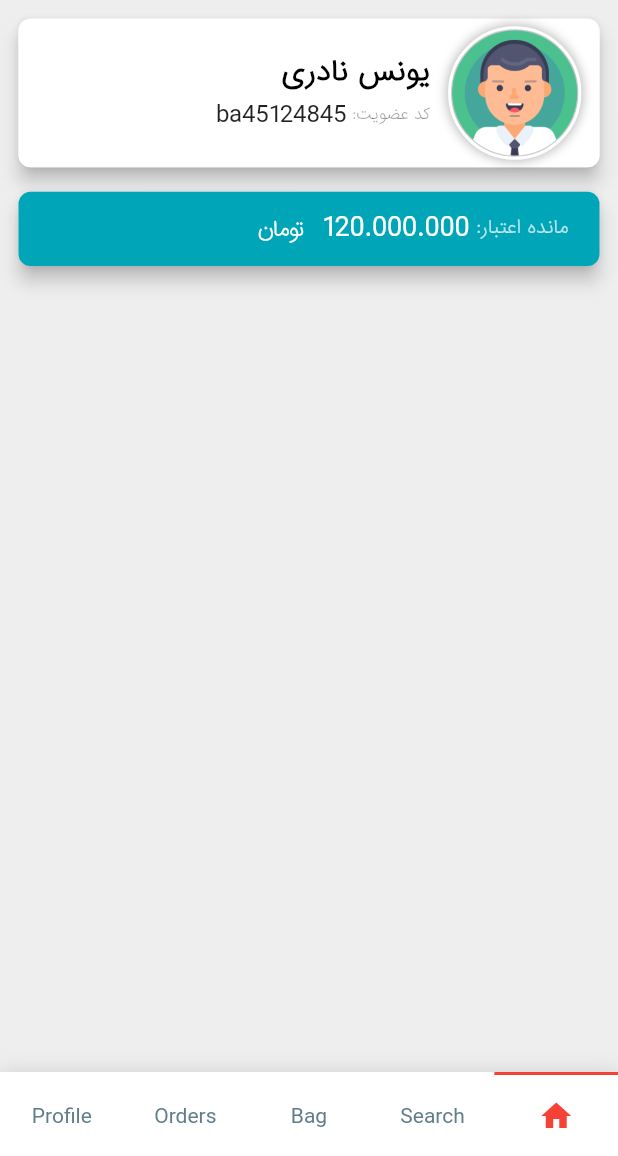
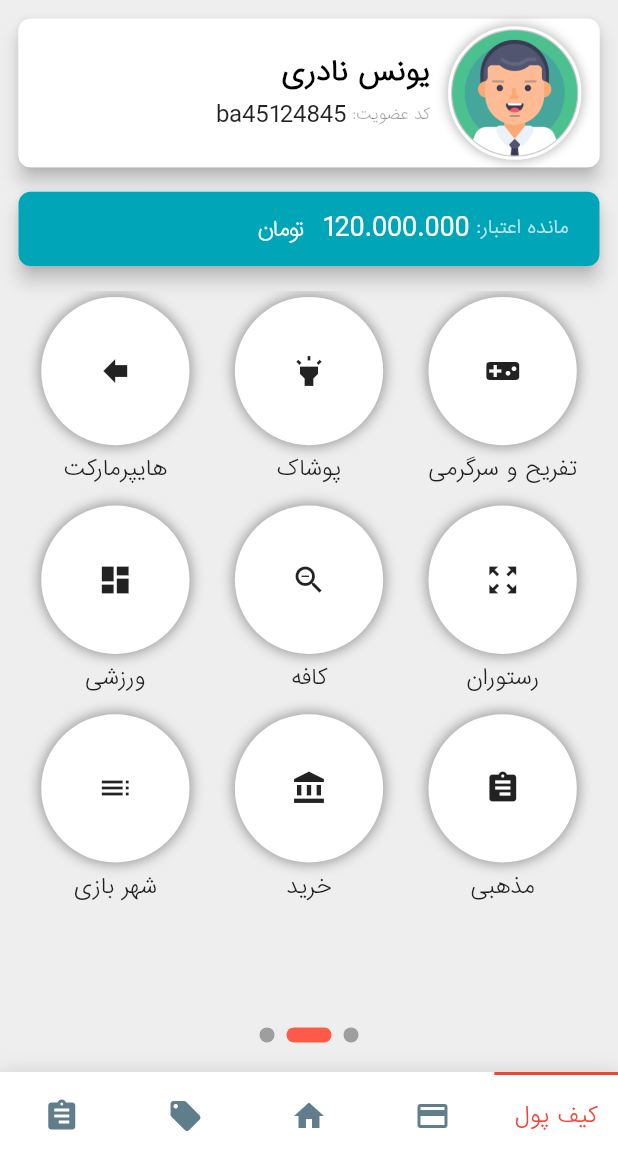
Before and after one commit to Amin397/Badaran_Flutter, a Flutter app: the screen it shows after launch, after a tap on "ورود", on a phone screen of 412 x 824 dp, the part 80-1236 px from its top. Run offline on Flutter 3.47's test engine with Material 2 defaults, Android fonts, the phone set to English and light mode, and no system bars; drawn by our look-alikes of overlay_support, smooth_page_indicator, titled_navigation_bar; our stand-ins replace flutter_spinkit, lottie, page_transition; missing offline and left inert: load.

Commit message:
main page UI completed!

```diff
--- a/lib/main.dart
+++ b/lib/main.dart
@@ -30,7 +30,9 @@ class HomePage extends StatelessWidget {
     ]);
     return MaterialApp(
       debugShowCheckedModeBanner: false,
-      title: "",
+      theme: ThemeData(
+        fontFamily: 'IRANSans'
+      ),
       routes: <String , WidgetBuilder>{
         SPLASH_SCREEN: (BuildContext context) => SplashScreen(),
         SIGN_IN: (BuildContext context) => SignInPage(),
--- a/lib/other/zoom_scaffold.dart
+++ b/lib/other/zoom_scaffold.dart
@@ -19,11 +19,11 @@ class _ZoomScaffoldState extends State<ZoomScaffold>
     with TickerProviderStateMixin {
 
   final List<TitledNavigationBarItem> items = [
-    TitledNavigationBarItem(title: Text('Home'), icon: Icons.home),
-    TitledNavigationBarItem(title: Text('Search'), icon: Icons.search),
-    TitledNavigationBarItem(title: Text('Bag'), icon: Icons.card_travel),
-    TitledNavigationBarItem(title: Text('Orders'), icon: Icons.shopping_cart),
-    TitledNavigationBarItem(title: Text('Profile'), icon: Icons.person_outline),
+    TitledNavigationBarItem(title: Text('کیف پول'), icon: Icons.account_balance_wallet),
+    TitledNavigationBarItem(title: Text('خریدبدون کارت' , style: TextStyle(fontSize: 12.0),), icon: Icons.credit_card),
+    TitledNavigationBarItem(title: Text('صفحه اصلی'), icon: Icons.home),
+    TitledNavigationBarItem(title: Text('تخفیف روز'), icon: Icons.local_offer),
+    TitledNavigationBarItem(title: Text('صورتحساب'), icon: Icons.assignment),
   ];
 
   Curve scaleDownCurve = new Interval(0.0, 0.3, curve: Curves.easeOut);
@@ -72,7 +72,7 @@ class _ZoomScaffoldState extends State<ZoomScaffold>
         body: widget.contentScreen.contentBuilder(context),
         bottomNavigationBar: TitledBottomNavigationBar(
           onTap: (index) => print("Selected Index: $index"),
-          reverse: false,
+          reverse: true,
           curve: Curves.easeInBack,
           items: items,
           activeColor: Colors.red,
--- a/lib/screens/mainScreen.dart
+++ b/lib/screens/mainScreen.dart
@@ -1,6 +1,7 @@
 import 'package:baderan/other/zoom_scaffold.dart';
 import 'package:flutter/material.dart';
 import 'package:provider/provider.dart';
+import 'package:smooth_page_indicator/smooth_page_indicator.dart';
 import 'menu_page.dart';
 
 class MyHomePage extends StatefulWidget {
@@ -10,6 +11,31 @@ class MyHomePage extends StatefulWidget {
 
 class _MyHomePageState extends State<MyHomePage> with TickerProviderStateMixin {
   MenuController menuController;
+  PageController pageController;
+  final _currentPageNotifier = ValueNotifier<int>(0);
+  List<String> texts = [
+    'تفریح و سرگرمی',
+    'پوشاک',
+    'هایپرمارکت',
+    'رستوران',
+    'کافه',
+    'ورزشی',
+    'مذهبی',
+    'خرید',
+    'شهر بازی',
+  ];
+
+  List<Icon> icons = <Icon>[
+    Icon(Icons.videogame_asset),
+    Icon(Icons.highlight),
+    Icon(Icons.forward),
+    Icon(Icons.zoom_out_map),
+    Icon(Icons.zoom_out),
+    Icon(Icons.dashboard),
+    Icon(Icons.assignment),
+    Icon(Icons.account_balance),
+    Icon(Icons.list),
+  ];
 
   @override
   void initState() {
@@ -18,6 +44,8 @@ class _MyHomePageState extends State<MyHomePage> with TickerProviderStateMixin {
     menuController = new MenuController(
       vsync: this,
     )..addListener(() => setState(() {}));
+
+    pageController = PageController(initialPage: 1);
   }
 
   @override
@@ -66,8 +94,77 @@ class _MyHomePageState extends State<MyHomePage> with TickerProviderStateMixin {
   Widget _gridMainItems(context , size){
     return Expanded(
       child: Container(
+        child: Stack(
+          children: <Widget>[
+            Expanded(
+              child: Container(
+                child: PageView.builder(
+                  physics: BouncingScrollPhysics(),
+                  controller: pageController,
+                  itemCount: 3,
+                  onPageChanged: (int indexP){
+                    _currentPageNotifier.value = indexP;
+                  },
+                  itemBuilder: (BuildContext context , int indexP){
+                    return _buildPageView(context , indexP , size);
+                  },
+                ),
+              ),
+            ),
+            Align(
+              alignment: Alignment.bottomCenter,
+              child: Container(
+                height: size.height * .05,
+                child: SmoothPageIndicator(
+                  controller: pageController,
+                  count: 3,
+                  effect: ExpandingDotsEffect(
+                    dotHeight: 10.0,
+                    dotWidth: 10.0,
+                    activeDotColor: Color(0xffff5a47)
+                  ),
+                ),
+              ),
+            )
+          ],
+        ),
+      ),
+    );
+  }
 
+  Widget _buildPageView(context , indexP , size){
+    return Container(
+      child: Center(
+        child: GridView.builder(
+          physics: BouncingScrollPhysics(),
+          gridDelegate: SliverGridDelegateWithFixedCrossAxisCount(crossAxisCount: 3 , mainAxisSpacing: 10),
+          itemBuilder: (_, indexG) => _buildItemsOfGridView(indexG , size),
+          itemCount: 9,
+        ),
       ),
+    );
+  }
+
+  Widget _buildItemsOfGridView(indexG , size){
+    return Column(
+      children: <Widget>[
+        Container(
+          margin: EdgeInsets.all(size.width * .01),
+          height: size.height * .12,
+          width: size.height * .12,
+          decoration: BoxDecoration(
+            boxShadow: [BoxShadow(
+                color: Colors.black38 , blurRadius: 7.0 , spreadRadius: 1.0
+            )],
+            shape: BoxShape.circle,
+            color: Colors.white,
+          ),
+          child: Center(
+            child: icons[indexG],
+          ),
+        ),
+        Text(texts[indexG])
+      ],
     );
   }
 
--- a/pubspec.yaml
+++ b/pubspec.yaml
@@ -36,6 +36,8 @@ dependencies:
   page_transition: "^1.1.5"
   titled_navigation_bar: ^4.1.0
   flutter_inner_drawer: ^0.5.6+1
+  smooth_page_indicator: ^0.1.5
+
 
 dev_dependencies:
   flutter_test:
```
Also changed, not shown: pubspec.lock.
